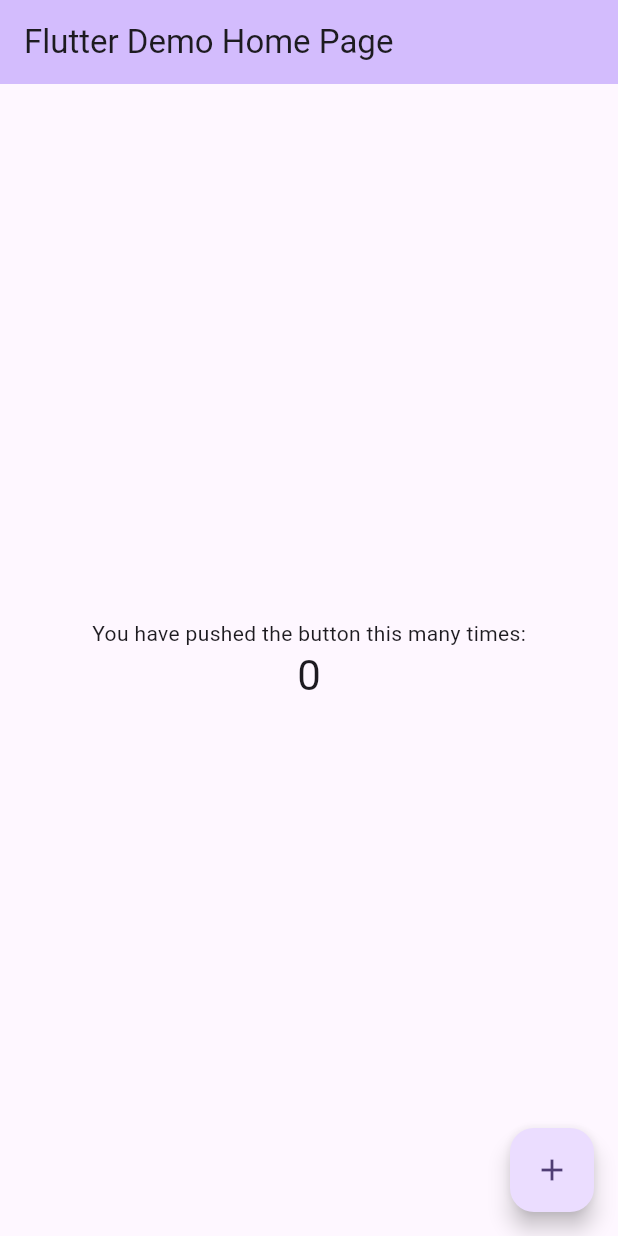
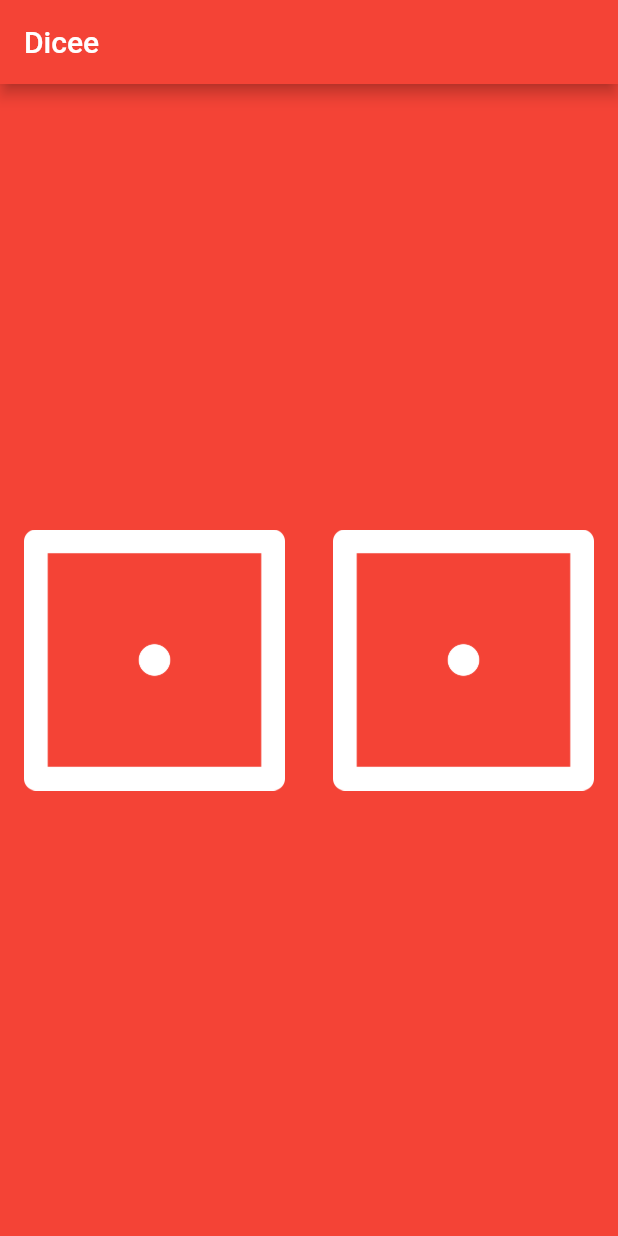
Before and after one commit to HamzaSalam/Dice-Flutter-App-Practice, a Flutter app: the screen it shows after launch, on a phone screen of 412 x 824 dp. Run offline on Flutter 3.47's test engine with Material 2 defaults, Android fonts, the phone set to English and light mode, and no system bars.

Commit message:
initial commit

```diff
--- a/lib/main.dart
+++ b/lib/main.dart
@@ -1,125 +1,42 @@
 import 'package:flutter/material.dart';
 
 void main() {
-  runApp(const MyApp());
+  runApp(
+    MaterialApp(
+      home: Scaffold(
+        backgroundColor: Colors.red,
+        appBar: AppBar(
+          title: Text("Dicee"),
+          backgroundColor: Colors.red,
+        ),
+        body: DiceeApp(),
+      ),
+    )
+  );
 }
 
-class MyApp extends StatelessWidget {
-  const MyApp({super.key});
+class DiceeApp extends StatelessWidget {
+  const DiceeApp({super.key});
 
-  // This widget is the root of your application.
   @override
   Widget build(BuildContext context) {
-    return MaterialApp(
-      title: 'Flutter Demo',
-      theme: ThemeData(
-        // This is the theme of your application.
-        //
-        // TRY THIS: Try running your application with "flutter run". You'll see
-        // the application has a blue toolbar. Then, without quitting the app,
-        // try changing the seedColor in the colorScheme below to Colors.green
-        // and then invoke "hot reload" (save your changes or press the "hot
-        // reload" button in a Flutter-supported IDE, or press "r" if you used
-        // the command line to start the app).
-        //
-        // Notice that the counter didn't reset back to zero; the application
-        // state is not lost during the reload. To reset the state, use hot
-        // restart instead.
-        //
-        // This works for code too, not just values: Most code changes can be
-        // tested with just a hot reload.
-        colorScheme: ColorScheme.fromSeed(seedColor: Colors.deepPurple),
-        useMaterial3: true,
+    return Center(
+      child: Row(
+        children: <Widget>[
+          Expanded(
+            child: Padding(
+              padding: const EdgeInsets.all(16.0),
+              child: Image.asset('images/dice1.png',),
+            ),
+          ),
+          Expanded(
+            child: Padding(
+              padding: const EdgeInsets.all(16.0),
+              child: Image.asset('images/dice1.png'),
+            ),
+          ),
+        ],
       ),
-      home: const MyHomePage(title: 'Flutter Demo Home Page'),
     );
   }
 }
-
-class MyHomePage extends StatefulWidget {
-  const MyHomePage({super.key, required this.title});
-
-  // This widget is the home page of your application. It is stateful, meaning
-  // that it has a State object (defined below) that contains fields that affect
-  // how it looks.
-
-  // This class is the configuration for the state. It holds the values (in this
-  // case the title) provided by the parent (in this case the App widget) and
-  // used by the build method of the State. Fields in a Widget subclass are
-  // always marked "final".
-
-  final String title;
-
-  @override
-  State<MyHomePage> createState() => _MyHomePageState();
-}
-
-class _MyHomePageState extends State<MyHomePage> {
-  int _counter = 0;
-
-  void _incrementCounter() {
-    setState(() {
-      // This call to setState tells the Flutter framework that something has
-      // changed in this State, which causes it to rerun the build method below
-      // so that the display can reflect the updated values. If we changed
-      // _counter without calling setState(), then the build method would not be
-      // called again, and so nothing would appear to happen.
-      _counter++;
-    });
-  }
-
-  @override
-  Widget build(BuildContext context) {
-    // This method is rerun every time setState is called, for instance as done
-    // by the _incrementCounter method above.
-    //
-    // The Flutter framework has been optimized to make rerunning build methods
-    // fast, so that you can just rebuild anything that needs updating rather
-    // than having to individually change instances of widgets.
-    return Scaffold(
-      appBar: AppBar(
-        // TRY THIS: Try changing the color here to a specific color (to
-        // Colors.amber, perhaps?) and trigger a hot reload to see the AppBar
-        // change color while the other colors stay the same.
-        backgroundColor: Theme.of(context).colorScheme.inversePrimary,
-        // Here we take the value from the MyHomePage object that was created by
-        // the App.build method, and use it to set our appbar title.
-        title: Text(widget.title),
-      ),
-      body: Center(
-        // Center is a layout widget. It takes a single child and positions it
-        // in the middle of the parent.
-        child: Column(
-          // Column is also a layout widget. It takes a list of children and
-          // arranges them vertically. By default, it sizes itself to fit its
-          // children horizontally, and tries to be as tall as its parent.
-          //
-          // Column has various properties to control how it sizes itself and
-          // how it positions its children. Here we use mainAxisAlignment to
-          // center the children vertically; the main axis here is the vertical
-          // axis because Columns are vertical (the cross axis would be
-          // horizontal).
-          //
-          // TRY THIS: Invoke "debug painting" (choose the "Toggle Debug Paint"
-          // action in the IDE, or press "p" in the console), to see the
-          // wireframe for each widget.
-          mainAxisAlignment: MainAxisAlignment.center,
-          children: <Widget>[
-            const Text(
-              'You have pushed the button this many times:',
-            ),
-            Text(
-              '$_counter',
-              style: Theme.of(context).textTheme.headlineMedium,
-            ),
-          ],
-        ),
-      ),
-      floatingActionButton: FloatingActionButton(
-        onPressed: _incrementCounter,
-        tooltip: 'Increment',
-        child: const Icon(Icons.add),
-      ), // This trailing comma makes auto-formatting nicer for build methods.
-    );
-  }
-}
--- a/pubspec.yaml
+++ b/pubspec.yaml
@@ -59,9 +59,9 @@ flutter:
   uses-material-design: true
 
   # To add assets to your application, add an assets section, like this:
-  # assets:
-  #   - images/a_dot_burr.jpeg
-  #   - images/a_dot_ham.jpeg
+  assets:
+     - images/
+
 
   # An image asset can refer to one or more resolution-specific "variants", see
   # https://flutter.dev/assets-and-images/#resolution-aware
```
Also changed, not shown: images/dice1.png (added), images/dice2.png (added), images/dice3.png (added), images/dice4.png (added), images/dice5.png (added), images/dice6.png (added).
